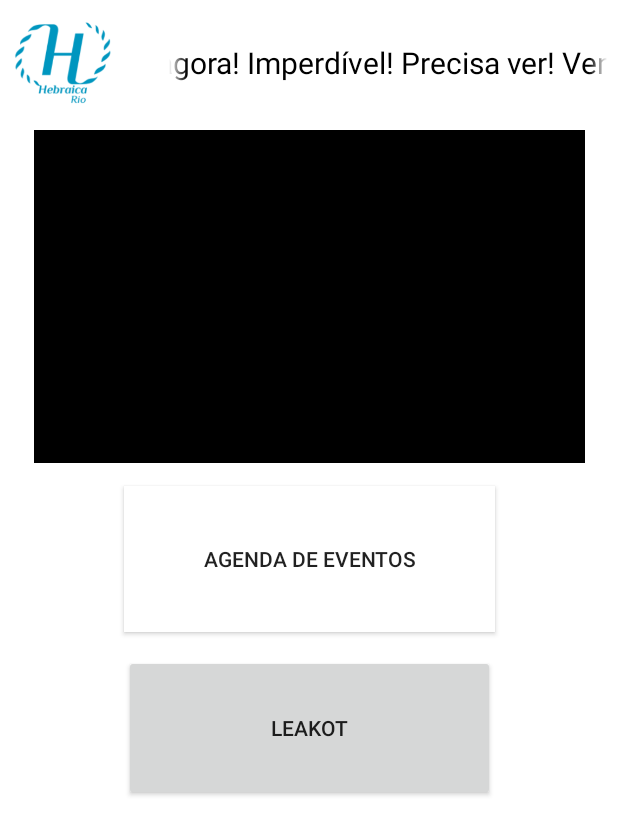
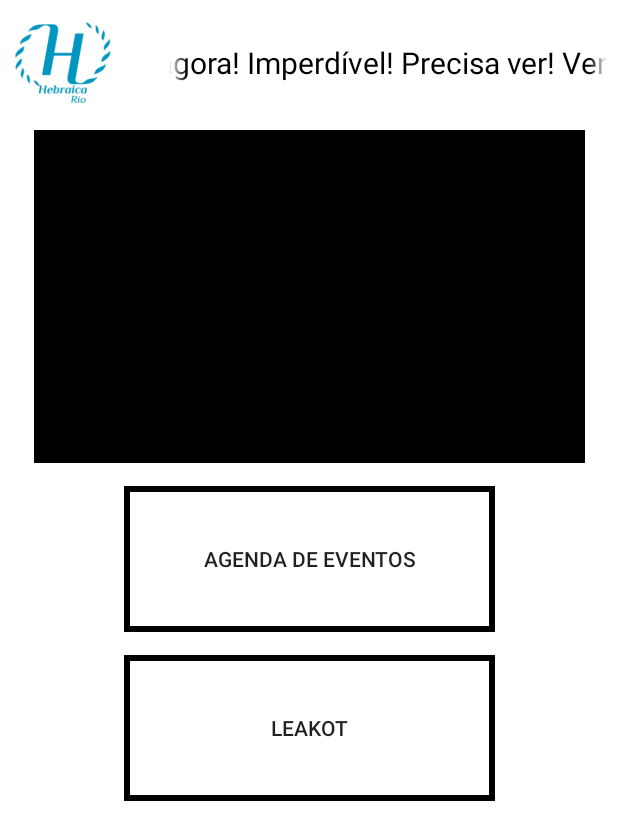
Before and after one commit to IKuuhakuI/projeto_danca, an Android app: the screen it shows after launch (MainActivity), on a phone screen of 412 x 824 dp. Shown: the top 840 px of the screen. Run offline under Robolectric (Android 15) with nearby library versions, the phone set to English and light mode, and no system bars.

Commit message:
Cria a activity dos Eventos

```diff
--- a/projeto_danca/app/src/main/AndroidManifest.xml
+++ b/projeto_danca/app/src/main/AndroidManifest.xml
@@ -16,7 +16,8 @@
                 <category android:name="android.intent.category.LAUNCHER" />
             </intent-filter>
         </activity>
-        <activity android:name=".MainActivity"></activity>
+        <activity android:name=".MainActivity" />
+        <activity android:name=".EventosActivity"></activity>
     </application>
 
 </manifest>
--- a/projeto_danca/app/src/main/res/layout/activity_main.xml
+++ b/projeto_danca/app/src/main/res/layout/activity_main.xml
@@ -56,7 +56,7 @@
         android:layout_width="247dp"
         android:layout_height="97dp"
         android:layout_marginTop="15dp"
-        android:background="@android:color/background_light"
+        android:background="@drawable/button_border"
         android:text="Agenda de Eventos"
         app:layout_constraintEnd_toEndOf="parent"
         app:layout_constraintHorizontal_bias="0.5"
@@ -69,6 +69,7 @@
         android:layout_height="97dp"
         android:layout_marginTop="15dp"
         android:text="Leakot"
+        android:background="@drawable/button_border"
         app:layout_constraintEnd_toEndOf="parent"
         app:layout_constraintHorizontal_bias="0.503"
         app:layout_constraintStart_toStartOf="parent"
```
Also changed, not shown: projeto_danca/app/src/main/java/com/ort/luiz/projeto_danca/EventosActivity.java (added, +13 -0 lines), projeto_danca/app/src/main/res/layout/activity_eventos.xml (added, +9 -0 lines).
